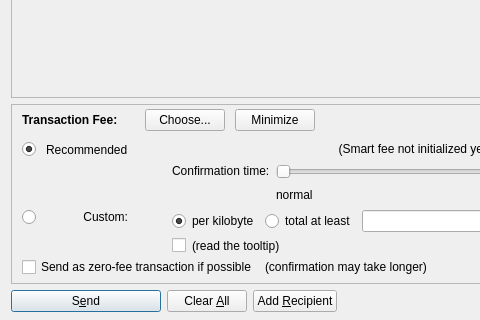
This is src/qt/forms/sendcoinsdialog.ui in blocknetdx/blocknet as Qt 5 draws it before an edit; both pictures show x 0 to 480 and y 290 to 610 of the 850 by 610 pixel window. The edited form follows.
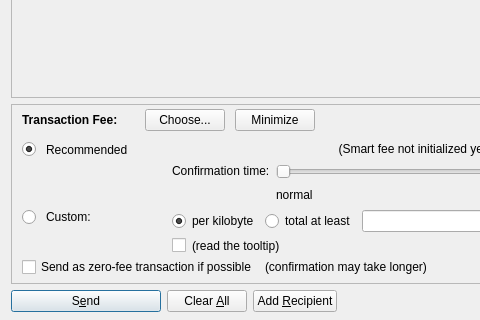
This is the edited form. Icons and pictures are not drawn. Custom widgets are drawn as their Qt base class.

The edit to the form file:
```diff
--- a/src/qt/forms/sendcoinsdialog.ui
+++ b/src/qt/forms/sendcoinsdialog.ui
@@ -1185,7 +1185,7 @@
                 <string>Custom:</string>
                </property>
                <property name="alignment">
-                <set>Qt::AlignRight|Qt::AlignTop|Qt::AlignTrailing</set>
+                <set>Qt::AlignLeading|Qt::AlignLeft|Qt::AlignTop</set>
                </property>
               </widget>
              </item>
```
Left out of the diff: 4 changed lines with no effect on the pictures.
